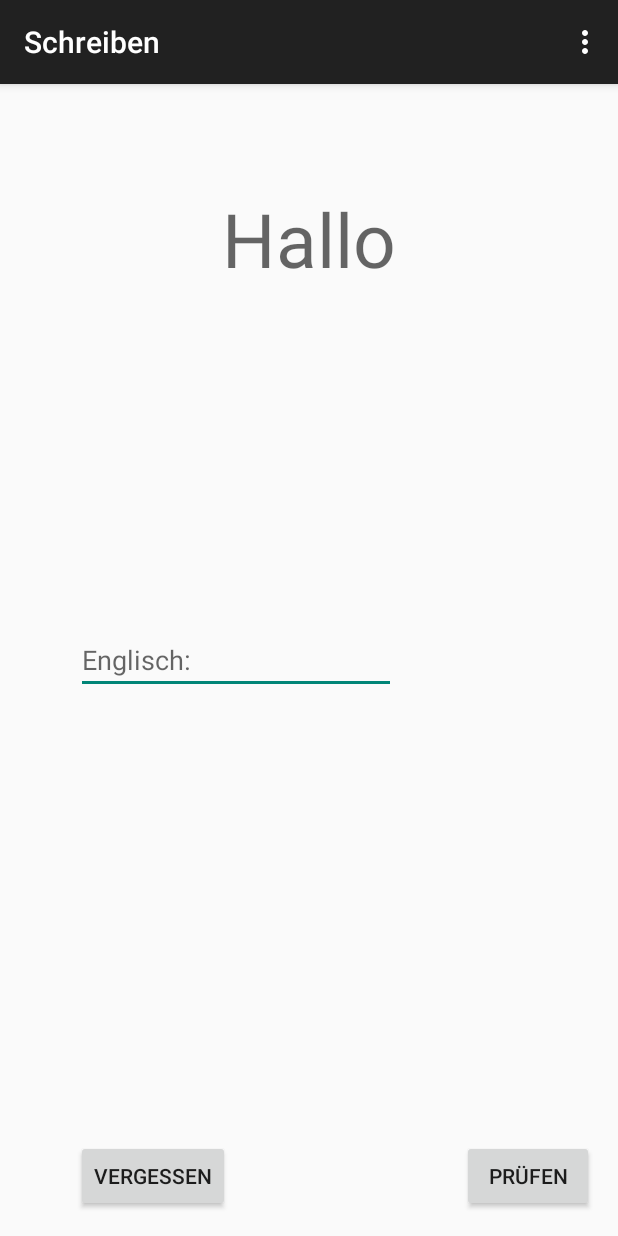
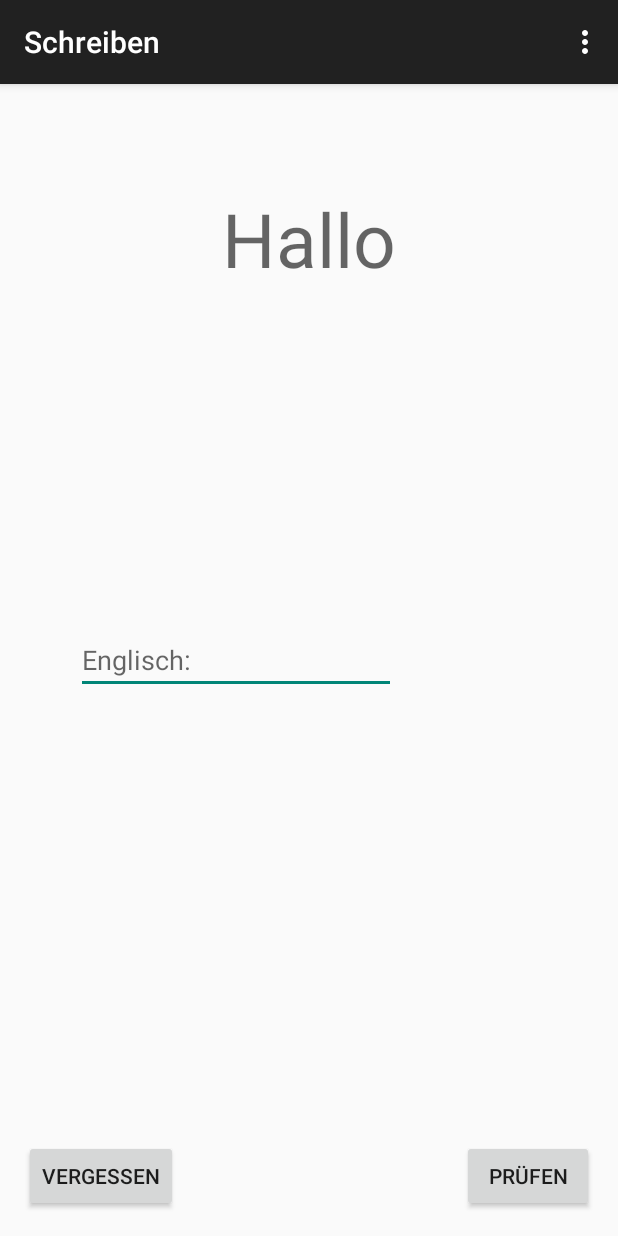
Before and after one commit to Kakerlake/Ez-Learning, an Android app: the schreiben screen opened directly, with no data from a screen before it, on a phone screen of 412 x 824 dp. Run offline under Robolectric (Android 15) with nearby library versions, the phone set to English and light mode, and no system bars; 1 statement that could not run was skipped.

```diff
--- a/app/src/main/res/layout/activity_schreiben.xml
+++ b/app/src/main/res/layout/activity_schreiben.xml
@@ -45,10 +45,10 @@
         android:layout_height="wrap_content"
         android:text="VERGESSEN"
         android:id="@+id/button4"
-        android:layout_alignParentBottom="true"
-        android:layout_alignLeft="@+id/editText3"
-        android:layout_alignStart="@+id/editText3"
-        android:onClick="button4Clicked" />
+        android:onClick="button4Clicked"
+        android:layout_alignTop="@+id/button"
+        android:layout_alignParentLeft="true"
+        android:layout_alignParentStart="true" />
 
     <ImageView
         android:layout_width="30dp"
```
